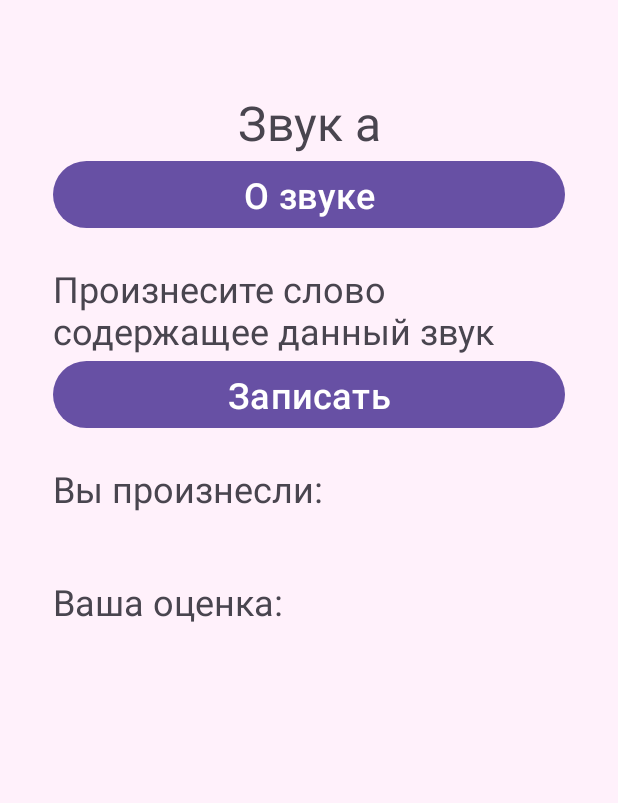
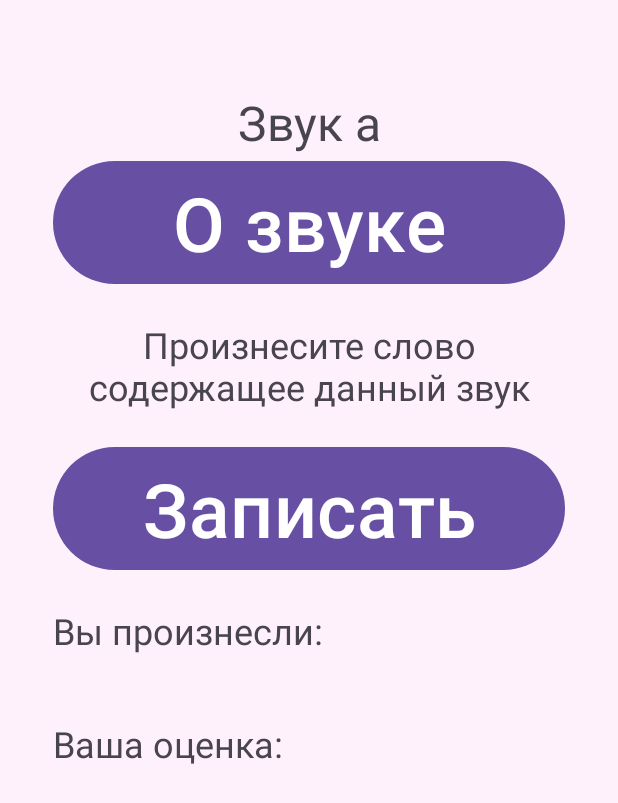
Before and after one commit to noAlxena/PronunciationTrainer, an Android app: the SoundTrainFragment screen opened through its navigation route, on a phone screen of 412 x 824 dp. Shown: the top 803 px of the screen. Run offline under Robolectric (Android 15) with nearby library versions, the phone set to English and light mode, and no system bars; our stand-ins replace Room's generated code.

Commit message:
fragment_authors.xml
Размещение элементов по центру

```diff
--- a/app/src/main/java/com/alxena/pronunciationtrainer/data/util/SoundData.kt
+++ b/app/src/main/java/com/alxena/pronunciationtrainer/data/util/SoundData.kt
@@ -7,6 +7,7 @@ object SoundData {
         listOf("a","а"),
         listOf("э"),
         listOf("ш"),
-        listOf("р")
+        listOf("р"),
+        listOf("б")
     )
 }
--- a/app/src/main/res/layout/fragment_authors.xml
+++ b/app/src/main/res/layout/fragment_authors.xml
@@ -24,6 +24,7 @@
         style="@style/main"
         android:layout_width="match_parent"
         android:layout_height="wrap_content"
+        android:gravity="center"
         android:text="@string/autor1" />
 
     <Space
@@ -35,6 +36,7 @@
         style="@style/main"
         android:layout_width="match_parent"
         android:layout_height="wrap_content"
+        android:gravity="center"
         android:text="@string/autor2" />
 
 </LinearLayout>
--- a/app/src/main/res/layout/fragment_settings.xml
+++ b/app/src/main/res/layout/fragment_settings.xml
@@ -12,6 +12,6 @@
         android:id="@+id/resetButton"
         style="@style/main"
         android:layout_width="match_parent"
-        android:layout_height="wrap_content"
+        android:layout_height="103dp"
         android:text="@string/reset" />
 </LinearLayout>
--- a/app/src/main/res/layout/fragment_sound_train.xml
+++ b/app/src/main/res/layout/fragment_sound_train.xml
@@ -18,7 +18,8 @@
         android:id="@+id/soundInfoButton"
         style="@style/main"
         android:layout_width="match_parent"
-        android:layout_height="wrap_content"
+        android:layout_height="90dp"
+        android:textSize="50sp"
         android:text="@string/sound_info" />
 
     <Space
@@ -29,13 +30,19 @@
         style="@style/main"
         android:layout_width="match_parent"
         android:layout_height="wrap_content"
+        android:gravity="center"
         android:text="@string/instructions" />
+
+    <Space
+        android:layout_width="match_parent"
+        android:layout_height="20dp" />
 
     <Button
         android:id="@+id/recordButton"
         style="@style/main"
         android:layout_width="match_parent"
-        android:layout_height="wrap_content"
+        android:layout_height="90dp"
+        android:textSize="50sp"
         android:text="@string/record" />
 
     <Space
--- a/app/src/main/res/values/strings.xml
+++ b/app/src/main/res/values/strings.xml
@@ -5,7 +5,7 @@
     <string name="info">Справочник</string>
     <string name="options">Настройки</string>
     <string name="authors">Авторы</string>
-    <string name="authors_title">разработчики приложения</string>
+    <string name="authors_title">Разработчики приложения</string>
     <string name="autor1">Алексеев Никита Андреевич, группа 151112</string>
     <string name="autor2">Малыгин Алексей Андреевич, группа 151112</string>
     <string name="vowels">Гласные звуки</string>
```
Also changed, not shown: app/src/main/res/layout/fragment_start.xml (+6 -3 lines).
